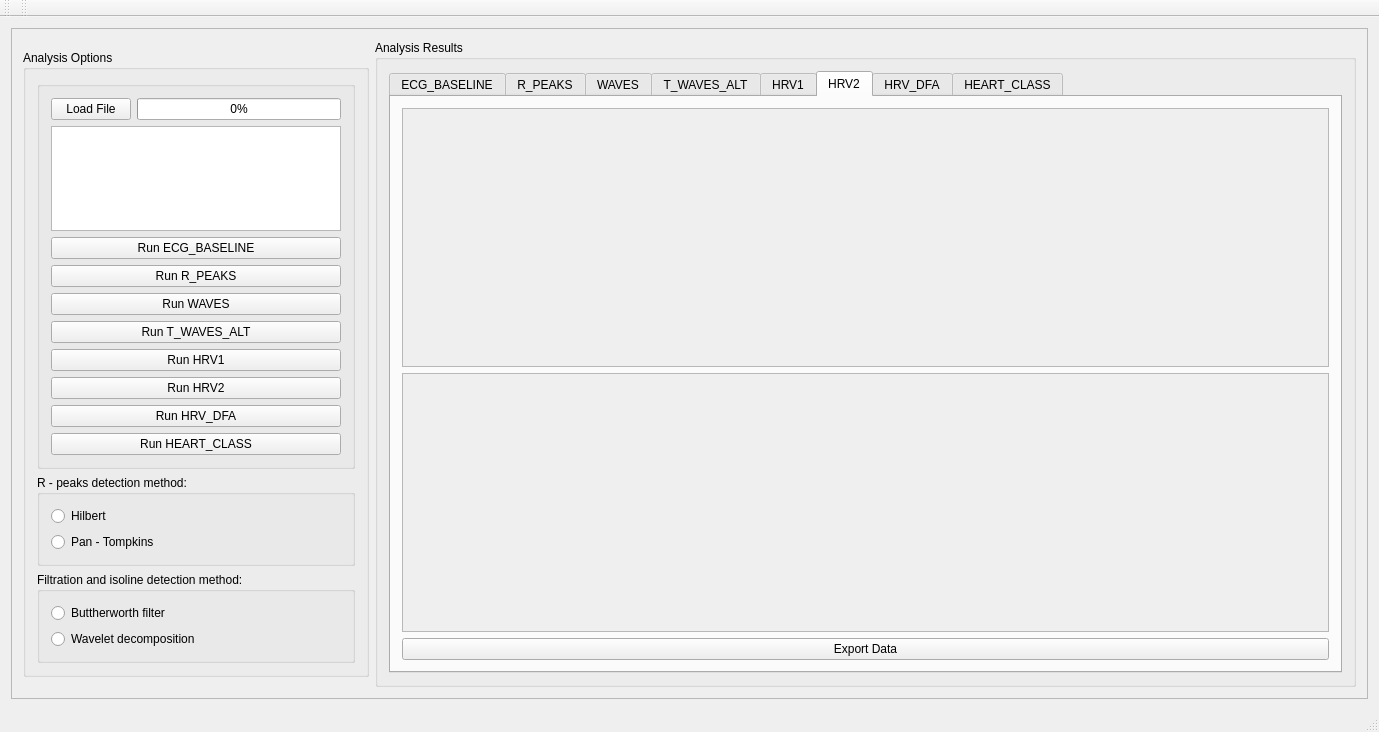
Before: the Qt Designer form GUI/mainwindow.ui in zamkot/cardiorama, drawn with Qt 5.
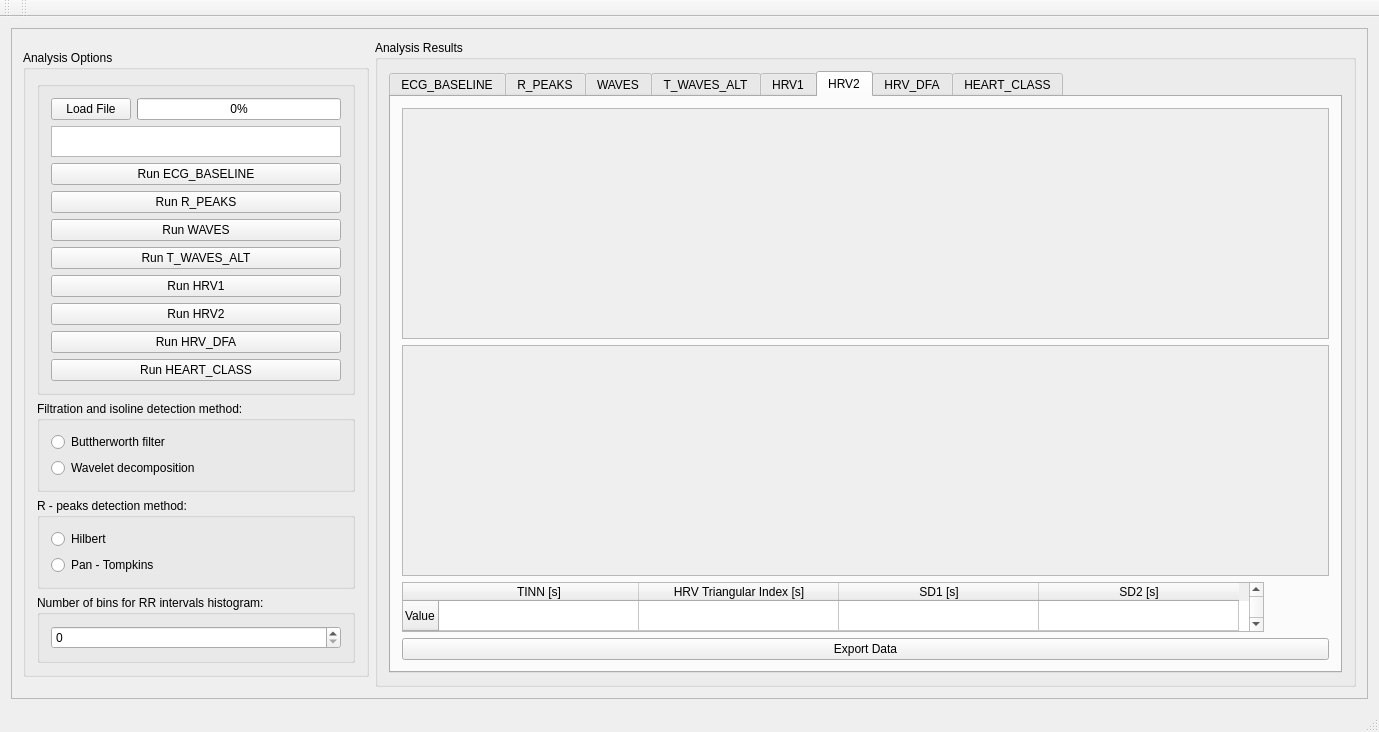
After: the same form once the commit is applied. The open tabs and pages were chosen to show the change.

Commit message: gui - new structures, configs and tables

```diff
--- a/GUI/mainwindow.ui
+++ b/GUI/mainwindow.ui
@@ -137,29 +137,6 @@
              </layout>
             </widget>
            </item>
-           <item>
-            <widget class="QGroupBox" name="groupBox_5">
-             <property name="title">
-              <string>R - peaks detection method:</string>
-             </property>
-             <layout class="QVBoxLayout" name="verticalLayout_6">
-              <item>
-               <widget class="QRadioButton" name="Hilbert">
-                <property name="text">
-                 <string>Hilbert</string>
-                </property>
-               </widget>
-              </item>
-              <item>
-               <widget class="QRadioButton" name="PanTompkins">
-                <property name="text">
-                 <string>Pan - Tompkins</string>
-                </property>
-               </widget>
-              </item>
-             </layout>
-            </widget>
-           </item>
            <item>
             <widget class="QGroupBox" name="groupBox_7">
              <property name="enabled">
@@ -186,6 +163,41 @@
              </layout>
             </widget>
            </item>
+           <item>
+            <widget class="QGroupBox" name="groupBox_5">
+             <property name="title">
+              <string>R - peaks detection method:</string>
+             </property>
+             <layout class="QVBoxLayout" name="verticalLayout_6">
+              <item>
+               <widget class="QRadioButton" name="Hilbert">
+                <property name="text">
+                 <string>Hilbert</string>
+                </property>
+               </widget>
+              </item>
+              <item>
+               <widget class="QRadioButton" name="PanTompkins">
+                <property name="text">
+                 <string>Pan - Tompkins</string>
+                </property>
+               </widget>
+              </item>
+             </layout>
+            </widget>
+           </item>
+           <item>
+            <widget class="QGroupBox" name="groupBox">
+             <property name="title">
+              <string>Number of bins for RR intervals histogram:</string>
+             </property>
+             <layout class="QVBoxLayout" name="verticalLayout_9">
+              <item>
+               <widget class="QSpinBox" name="nr_of_bins"/>
+              </item>
+             </layout>
+            </widget>
+           </item>
           </layout>
          </widget>
         </item>
@@ -312,8 +324,21 @@
               <attribute name="title">
                <string>T_WAVES_ALT</string>
               </attribute>
-              <layout class="QVBoxLayout" name="verticalLayout_9">
-               <item>
+              <layout class="QGridLayout" name="gridLayout_4">
+               <item row="2" column="0">
+                <widget class="QPushButton" name="ExportData_3">
+                 <property name="maximumSize">
+                  <size>
+                   <width>16775000</width>
+                   <height>16777215</height>
+                  </size>
+                 </property>
+                 <property name="text">
+                  <string>Export Data</string>
+                 </property>
+                </widget>
+               </item>
+               <item row="0" column="0">
                 <widget class="QScrollArea" name="scrollAreaT">
                  <property name="widgetResizable">
                   <bool>true</bool>
@@ -388,7 +413,7 @@
                     <x>0</x>
                     <y>0</y>
                     <width>941</width>
-                    <height>261</height>
+                    <height>233</height>
                    </rect>
                   </property>
                  </widget>
@@ -405,12 +430,51 @@
                     <x>0</x>
                     <y>0</y>
                     <width>941</width>
-                    <height>260</height>
+                    <height>232</height>
                    </rect>
                   </property>
                  </widget>
                 </widget>
                </item>
+               <item>
+                <widget class="QTableWidget" name="HRV2TAB">
+                 <property name="maximumSize">
+                  <size>
+                   <width>862</width>
+                   <height>50</height>
+                  </size>
+                 </property>
+                 <attribute name="horizontalHeaderDefaultSectionSize">
+                  <number>200</number>
+                 </attribute>
+                 <row>
+                  <property name="text">
+                   <string>Value</string>
+                  </property>
+                 </row>
+                 <row/>
+                 <column>
+                  <property name="text">
+                   <string>TINN [s]</string>
+                  </property>
+                 </column>
+                 <column>
+                  <property name="text">
+                   <string>HRV Triangular Index [s]</string>
+                  </property>
+                 </column>
+                 <column>
+                  <property name="text">
+                   <string>SD1 [s]</string>
+                  </property>
+                 </column>
+                 <column>
+                  <property name="text">
+                   <string>SD2 [s]</string>
+                  </property>
+                 </column>
+                </widget>
+               </item>
                <item>
                 <widget class="QPushButton" name="ExportData_5">
                  <property name="text">
```
Left out of the diff: 28 changed lines with no effect on the pictures. The commit also changes 9 other files.
